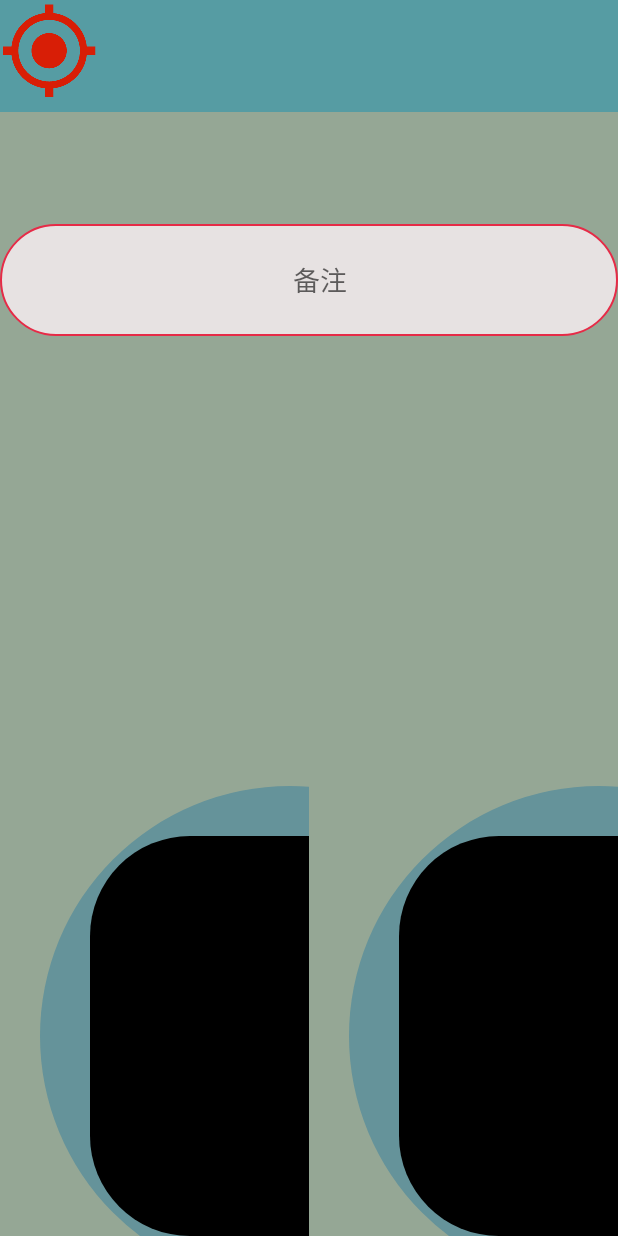
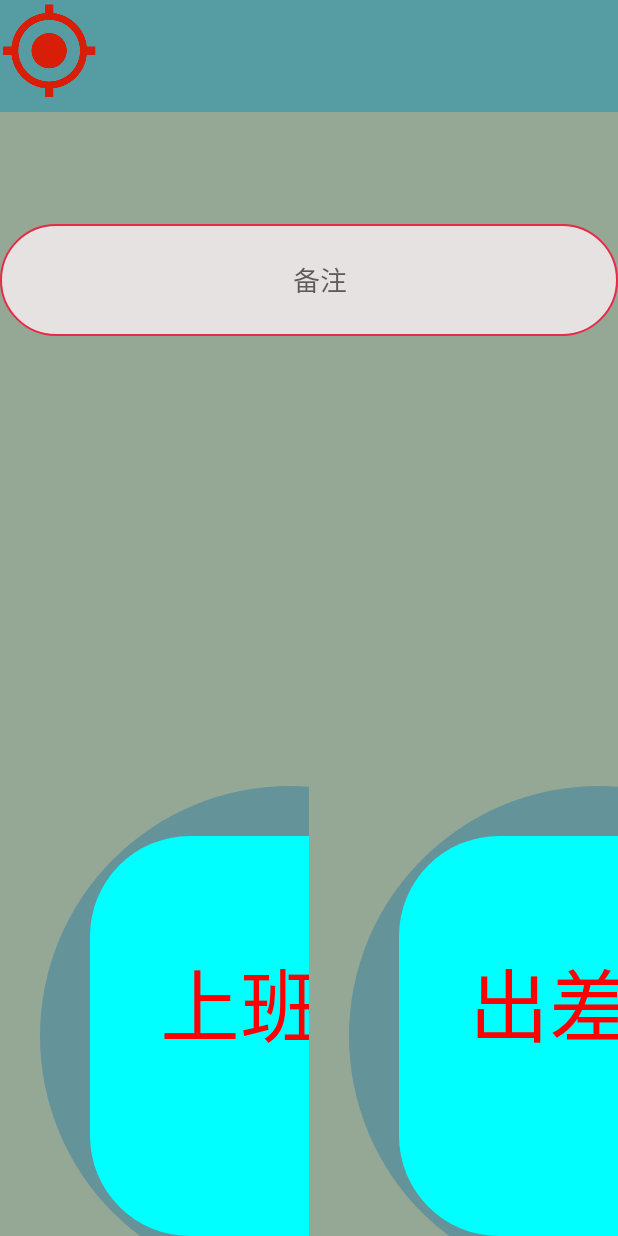
Before and after one commit to boardofdirectors/casual, an Android app: the layout punch_card_fragment.xml on its own in the app's theme, with its tools: preview values and no code run, on a phone screen of 412 x 824 dp. Run offline under Robolectric (Android 15) with nearby library versions, the phone set to English and light mode, and no system bars.

Commit message:
//郝建澄添加：上班打卡，出差打卡，点击事件

```diff
--- a/app/src/main/java/app/swiremedicine/view/CastomView/MyButton.java
+++ b/app/src/main/java/app/swiremedicine/view/CastomView/MyButton.java
@@ -32,24 +32,23 @@ public class MyButton extends View {
 
     private void init() {
         mPaint=new Paint();
-        mPaint.setAntiAlias(true);
-        mPaint.setStyle(Paint.Style.FILL);
-        mPaint.setDither(true);
-        mPaint.setColor(Color.parseColor("#65939A"));
-        mPaint.setStrokeCap(Paint.Cap.SQUARE);//方点
+
 
         mPaint1=new Paint();
-        mPaint1.setAntiAlias(true);
-        mPaint1.setStyle(Paint.Style.FILL);
-        mPaint1.setDither(true);
-        mPaint1.setColor(Color.parseColor("#00FFFF"));
-        mPaint1.setStrokeCap(Paint.Cap.SQUARE);//方点
+
+        //方点
 
     }
 
     @Override
     protected void onDraw(Canvas canvas) {
         super.onDraw(canvas);
+        mPaint.setAntiAlias(true);
+        mPaint.setStyle(Paint.Style.FILL);
+        mPaint.setColor(Color.parseColor("#65939A"));
+        mPaint1.setAntiAlias(true);
+        mPaint1.setStyle(Paint.Style.FILL);
+        mPaint1.setColor(Color.parseColor("#00FFFF"));
         Paint paint=mPaint;
         Paint paint1=mPaint1;
 
@@ -57,6 +56,7 @@ public class MyButton extends View {
         canvas.drawRoundRect(90,500,490,900,100,100,paint1);
         paint1.reset();
         paint1.setTextSize(80);
+        mPaint1.setColor(Color.RED);
         canvas.drawText("上班打卡",160,700,paint1);
     }
 }
--- a/app/src/main/java/app/swiremedicine/view/CastomView/MyButton2.java
+++ b/app/src/main/java/app/swiremedicine/view/CastomView/MyButton2.java
@@ -32,19 +32,7 @@ public class MyButton2 extends View {
 
     private void init() {
         mPaint=new Paint();
-        mPaint.setAntiAlias(true);
-        mPaint.setStyle(Paint.Style.FILL);
-        mPaint.setDither(true);
-        mPaint.setColor(Color.parseColor("#65939A"));
-        mPaint.setStrokeCap(Paint.Cap.SQUARE);//方点
-
         mPaint1=new Paint();
-        mPaint1.setAntiAlias(true);
-        mPaint1.setStyle(Paint.Style.FILL);
-        mPaint1.setDither(true);
-        mPaint1.setColor(Color.parseColor("#00FFFF"));
-        mPaint1.setStrokeCap(Paint.Cap.SQUARE);//方点
-
     }
 
     @Override
@@ -52,11 +40,20 @@ public class MyButton2 extends View {
         super.onDraw(canvas);
         Paint paint=mPaint;
         Paint paint1=mPaint1;
+        mPaint.setAntiAlias(true);
+        mPaint.setStyle(Paint.Style.FILL);
+        mPaint.setDither(true);
+        mPaint.setColor(Color.parseColor("#65939A"));
+        mPaint1.setAntiAlias(true);
+        mPaint1.setStyle(Paint.Style.FILL);
+        mPaint1.setDither(true);
+        mPaint1.setColor(Color.parseColor("#00FFFF"));
 
         canvas.drawCircle(290,700,250,paint);
         canvas.drawRoundRect(90,500,490,900,100,100,paint1);
-        paint1.reset();
-        paint1.setTextSize(80);
+        mPaint1.reset();
+        mPaint1.setTextSize(80);
+        mPaint1.setColor(Color.RED);
 
         canvas.drawText("出差打卡",160,700,paint1);
     }
--- a/app/src/main/res/layout/punch_card_fragment.xml
+++ b/app/src/main/res/layout/punch_card_fragment.xml
@@ -48,7 +48,9 @@
                 android:inputType="text"
                 android:gravity="center"
                 android:background="@drawable/edshape"
-                android:hint="   备注"/>
+                android:hint="   备注"
+
+                />
 
 
 
@@ -63,7 +65,6 @@
                 android:layout_width="0dp"
                 android:layout_height="wrap_content"
                 android:layout_weight="1"
-                android:onClick="shangbandaka"
                 />
             <app.swiremedicine.view.CastomView.MyButton2
                 android:id="@+id/chuchaidaka"
```
Also changed, not shown: app/src/main/java/app/swiremedicine/view/fragment/Punch_card_Fragment.java (+8 -9 lines).
